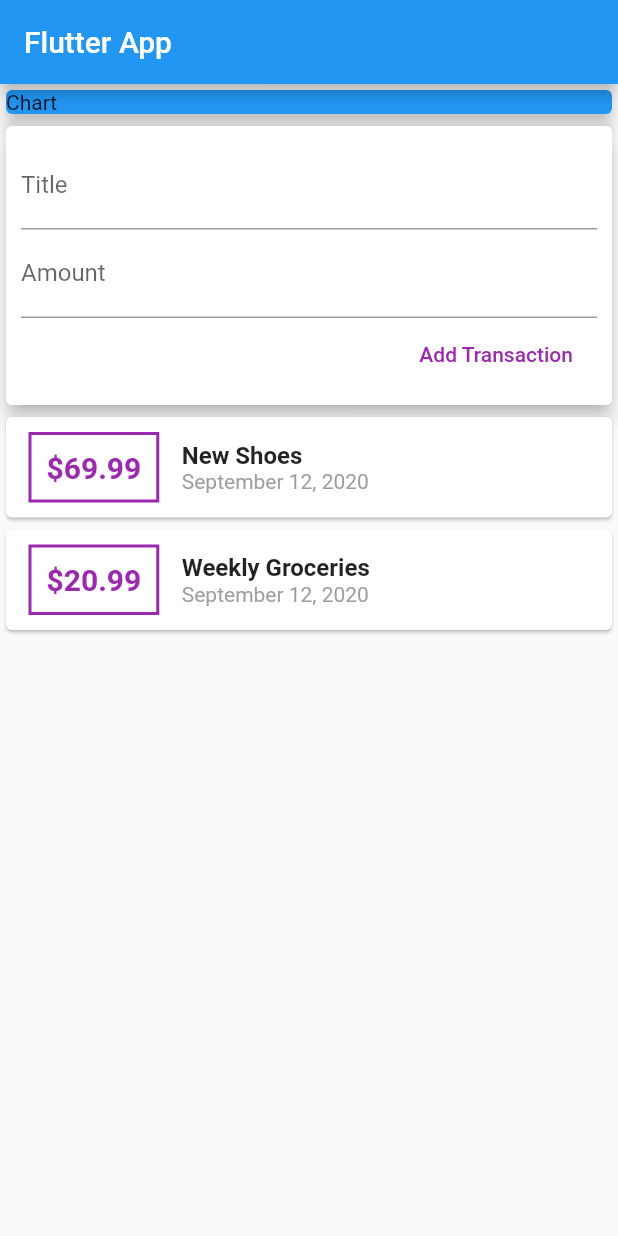
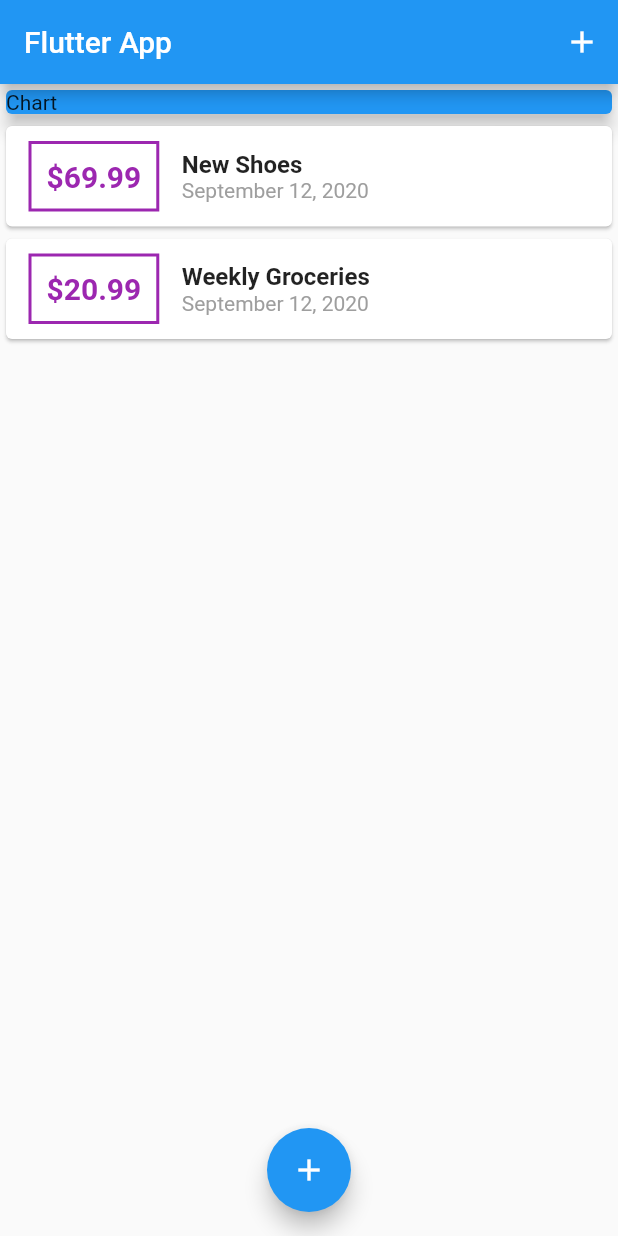
Before and after one commit to Rahul987725800/flutter-expense_planner, a Flutter app: the screen it shows after launch, on a phone screen of 412 x 824 dp. Run offline on Flutter 3.47's test engine with Material 2 defaults, Android fonts, the phone set to English and light mode, and no system bars.

```diff
--- a/lib/main.dart
+++ b/lib/main.dart
@@ -1,5 +1,8 @@
+import 'package:expense_planner/widgets/transaction_list.dart';
 import 'package:flutter/material.dart';
-import './widgets/user_transactions.dart';
+import './widgets/transaction_list.dart';
+import './widgets/new_transaction.dart';
+import './models/transaction.dart';
 
 void main() => runApp(MyApp());
 
@@ -13,12 +16,59 @@ class MyApp extends StatelessWidget {
   }
 }
 
-class MyHomePage extends StatelessWidget {
+class MyHomePage extends StatefulWidget {
+  @override
+  _MyHomePageState createState() => _MyHomePageState();
+}
+
+class _MyHomePageState extends State<MyHomePage> {
+  final List<Transaction> _userTransactions = [
+    Transaction(
+      id: 't1',
+      title: 'New Shoes',
+      amount: 69.99,
+      date: DateTime.now(),
+    ),
+    Transaction(
+      id: 't2',
+      title: 'Weekly Groceries',
+      amount: 20.99,
+      date: DateTime.now(),
+    ),
+  ];
+  void _addNewTransaction(String title, num amount) {
+    final newTx = Transaction(
+      id: DateTime.now().toString(),
+      title: title,
+      amount: amount,
+      date: DateTime.now(),
+    );
+    setState(() {
+      _userTransactions.add(newTx);
+    });
+  }
+
+  void _startAddNewTransaction(BuildContext ctx) {
+    showModalBottomSheet(
+        context: ctx,
+        builder: (_) {
+          return NewTransaction(_addNewTransaction);
+        });
+  }
+
   @override
   Widget build(BuildContext context) {
     return Scaffold(
       appBar: AppBar(
         title: Text('Flutter App'),
+        actions: [
+          IconButton(
+            icon: Icon(
+              Icons.add,
+            ),
+            onPressed: () => _startAddNewTransaction(context),
+          ),
+        ],
       ),
       body: SingleChildScrollView(
         child: Column(
@@ -32,9 +82,15 @@ class MyHomePage extends StatelessWidget {
                 elevation: 5,
               ),
             ),
-              UserTransactions(),
+            TransactionList(_userTransactions),
           ],
         ),
-        ));
+      ),
+      floatingActionButtonLocation: FloatingActionButtonLocation.centerFloat,
+      floatingActionButton: FloatingActionButton(
+        child: Icon(Icons.add),
+        onPressed: () => _startAddNewTransaction(context),
+      ),
+    );
   }
 }
--- a/lib/widgets/user_transactions.dart
+++ /dev/null
@@ -1,47 +0,0 @@
-import 'package:flutter/material.dart';
-import './transaction_list.dart';
-import './new_transaction.dart';
-import '../models/transaction.dart';
-
-class UserTransactions extends StatefulWidget {
-  @override
-  _UserTransactionsState createState() => _UserTransactionsState();
-}
-
-class _UserTransactionsState extends State<UserTransactions> {
-  final List<Transaction> _userTransactions = [
-    Transaction(
-      id: 't1',
-      title: 'New Shoes',
-      amount: 69.99,
-      date: DateTime.now(),
-    ),
-    Transaction(
-      id: 't2',
-      title: 'Weekly Groceries',
-      amount: 20.99,
-      date: DateTime.now(),
-    ),
-  ];
-  void _addNewTransaction(String title, num amount) {
-    final newTx = Transaction(
-      id: DateTime.now().toString(),
-      title: title,
-      amount: amount,
-      date: DateTime.now(),
-    );
-    setState(() {
-      _userTransactions.add(newTx);
-    });
-  }
-
-  @override
-  Widget build(BuildContext context) {
-    return Column(
-      children: [
-        NewTransaction(_addNewTransaction),
-        TransactionList(_userTransactions),
-      ],
-    );
-  }
-}
```
Also changed, not shown: lib/widgets/new_transaction.dart (+12 -3 lines). Lines whose indentation alone changed are shown as unchanged.
